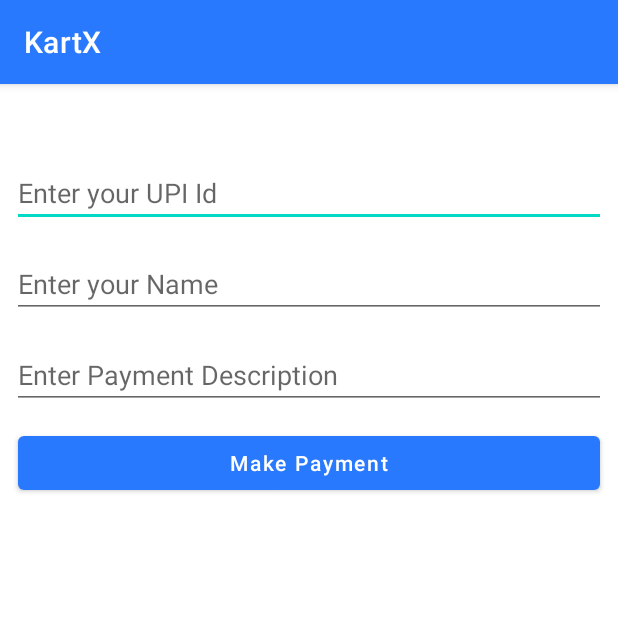
After one commit to vamseevk2001/Kart-X, an Android app: the Payments screen opened directly, with no data from a screen before it, on a phone screen of 412 x 824 dp, the top half of it. The commit adds this screen. Run offline under Robolectric (Android 15) with nearby library versions, the phone set to English and light mode, and no system bars; libraries missing offline, so code that uses them is left out: com.shreyaspatil.

Commit message:
Payments added

```diff
--- a/app/build.gradle
+++ b/app/build.gradle
@@ -49,7 +49,7 @@ dependencies {
     implementation 'com.github.denzcoskun:ImageSlideshow:0.0.6'
 
     implementation platform('com.google.firebase:firebase-bom:26.8.0')
-
+    implementation "com.shreyaspatil:EasyUpiPayment:2.0"
     implementation "com.google.firebase:firebase-firestore:11.4.2"
     implementation "com.firebaseui:firebase-ui-auth:3.0.0"
     implementation "com.firebaseui:firebase-ui-firestore:3.0.0"
--- a/app/src/main/AndroidManifest.xml
+++ b/app/src/main/AndroidManifest.xml
@@ -11,23 +11,23 @@
         android:roundIcon="@mipmap/ic_launcher_round"
         android:supportsRtl="true"
         android:theme="@style/Theme.MyApplication">
-        <activity android:name=".splashScreen"
-            android:theme="@style/Theme.AppCompat.DayNight.NoActionBar"
-            >
+        <activity android:name=".Payments"></activity>
+        <activity
+            android:name=".splashScreen"
+            android:theme="@style/Theme.AppCompat.DayNight.NoActionBar">
             <intent-filter>
                 <action android:name="android.intent.action.MAIN" />
+
                 <category android:name="android.intent.category.LAUNCHER" />
             </intent-filter>
         </activity>
         <activity
             android:name=".Item_description"
-            android:theme="@style/Theme.AppCompat.DayNight.NoActionBar"></activity>
+            android:theme="@style/Theme.AppCompat.DayNight.NoActionBar" />
         <activity android:name=".Profile" />
         <activity android:name=".Dashboard" />
         <activity android:name=".cart" />
-        <activity android:name=".MainActivity">
-
-        </activity>
+        <activity android:name=".MainActivity"></activity>
     </application>
 
 </manifest>
--- /dev/null
+++ b/app/src/main/java/com/shapps/myapplication/Payments.java
@@ -0,0 +1,94 @@
+package com.shapps.myapplication;
+
+import androidx.appcompat.app.AppCompatActivity;
+
+import android.os.Bundle;
+import android.text.TextUtils;
+import android.util.Log;
+import android.view.View;
+import android.widget.Button;
+import android.widget.EditText;
+import android.widget.TextView;
+import android.widget.Toast;
+
+import com.shreyaspatil.EasyUpiPayment.EasyUpiPayment;
+import com.shreyaspatil.EasyUpiPayment.listener.PaymentStatusListener;
+import com.shreyaspatil.EasyUpiPayment.model.TransactionDetails;
+
+import java.text.SimpleDateFormat;
+import java.util.Calendar;
+import java.util.Date;
+import java.util.Locale;
+
+public class Payments extends AppCompatActivity {
+    private EditText  upiEdt, nameEdt, descEdt;
+    private TextView transactionDetailsTV,total;
+
+    @Override
+    protected void onCreate(Bundle savedInstanceState) {
+        super.onCreate(savedInstanceState);
+        setContentView(R.layout.activity_payments);
+
+        upiEdt = findViewById(R.id.idEdtUpi);
+        nameEdt = findViewById(R.id.idEdtName);
+        descEdt = findViewById(R.id.idEdtDescription);
+        Button makePaymentBtn = findViewById(R.id.idBtnMakePayment);
+        transactionDetailsTV = findViewById(R.id.idTVTranscationDetails);
+
+        Date c = Calendar.getInstance().getTime();
+        SimpleDateFormat df = new SimpleDateFormat("ddMMyyyyHHmmss", Locale.getDefault());
+        String transcId = df.format(c);
+
+        makePaymentBtn.setOnClickListener(new View.OnClickListener() {
+            @Override
+            public void onClick(View v) {
+                // on below line we are getting data from our edit text.
+                total = findViewById(R.id.total);
+                total.setText("Rs " + CartAdapter.total);
+                String upi = upiEdt.getText().toString();
+                String name = nameEdt.getText().toString();
+                String desc = descEdt.getText().toString();
+                // on below line we are validating our text field.
+                    // if the edit text is not empty then
+                    // we are calling method to make payment.
+                   // makePayment(total, upi, name, desc, transcId);
+
+            }
+        });
+    }
+
+    private void makePayment(String amount, String upi, String name, String desc, String transcationId) {
+        // on below line we are calling an easy payment method and passing
+        // all parameters to it such as upi id,name, description and others.
+        final EasyUpiPayment easyUpiPayment = new EasyUpiPayment.Builder()
+                .with(this)
+                // on below line we are adding upi id.
+                .setPayeeVpa(upi)
+                // on below line we are setting name to which we are making oayment.
+                .setPayeeName(name)
+                // on below line we are passing transaction id.
+                .setTransactionId(transcationId)
+                // on below line we are passing transaction ref id.
+                .setTransactionRefId(transcationId)
+                // on below line we are adding description to payment.
+                .setDescription(desc)
+                // on below line we are passing amount which is being paid.
+                .setAmount(amount)
+                // on below line we are calling a build method to build this ui.
+                .build();
+        // on below line we are calling a start
+        // payment method to start a payment.
+        easyUpiPayment.startPayment();
+        // on below line we are calling a set payment
+        // status listener method to call other payment methods.
+        easyUpiPayment.setPaymentStatusListener((PaymentStatusListener) this);
+    }
+    public void onTransactionCompleted(TransactionDetails transactionDetails) {
+        // on below line we are getting details about transaction when completed.
+        String transcDetails = transactionDetails.getStatus().toString() + "\n" + "Transaction ID : " + transactionDetails.getTransactionId();
+        transactionDetailsTV.setVisibility(View.VISIBLE);
+        // on below line we are setting details to our text view.
+        transactionDetailsTV.setText(transcDetails);
+    }
+
+    }
--- a/app/src/main/java/com/shapps/myapplication/cart.java
+++ b/app/src/main/java/com/shapps/myapplication/cart.java
@@ -6,7 +6,9 @@ import androidx.recyclerview.widget.GridLayoutManager;
 import androidx.recyclerview.widget.LinearLayoutManager;
 import androidx.recyclerview.widget.RecyclerView;
 
+import android.content.Intent;
 import android.os.Bundle;
+import android.view.View;
 import android.widget.TextView;
 
 import com.firebase.ui.database.FirebaseRecyclerOptions;
@@ -65,4 +67,10 @@ public class cart extends AppCompatActivity {
         super.onStop();
         adapter.stopListening();
     }
+
+    public void proceedPay(View view) {
+        Intent intent = new Intent(this,Payments.class);
+        startActivity(intent);
+        finish();
+    }
 }
--- a/app/src/main/res/layout/activity_cart.xml
+++ b/app/src/main/res/layout/activity_cart.xml
@@ -10,9 +10,11 @@
         android:id="@+id/pay_button"
         android:layout_width="0dp"
         android:layout_height="wrap_content"
+        android:layout_margin="20dp"
+        android:onClick="proceedPay"
         android:text="Proceed to Pay"
-        android:layout_margin="20dp"
         app:layout_constraintBottom_toBottomOf="parent"
+
         app:layout_constraintEnd_toEndOf="parent"
         app:layout_constraintStart_toStartOf="parent"
         app:layout_constraintTop_toBottomOf="@id/orders" />
--- /dev/null
+++ b/app/src/main/res/layout/activity_payments.xml
@@ -0,0 +1,81 @@
+<?xml version="1.0" encoding="utf-8"?>
+<RelativeLayout
+    xmlns:android="http://schemas.android.com/apk/res/android"
+    xmlns:tools="http://schemas.android.com/tools"
+    android:layout_width="match_parent"
+    android:layout_height="match_parent"
+    android:orientation="vertical"
+    tools:context=".MainActivity">
+
+    <!--edit text for entering amount to be paid-->
+    <TextView
+        android:id="@+id/total"
+        android:layout_width="match_parent"
+        android:layout_height="wrap_content"
+        android:layout_marginStart="8dp"
+        android:layout_marginTop="15dp"
+        android:layout_marginEnd="8dp"
+        android:inputType="numberDecimal" />
+
+    <!--edit text for entering the upi id
+        to which we have to make payment-->
+    <EditText
+        android:id="@+id/idEdtUpi"
+        android:layout_width="match_parent"
+        android:layout_height="wrap_content"
+        android:layout_below="@id/total"
+        android:layout_marginStart="8dp"
+        android:layout_marginTop="15dp"
+        android:layout_marginEnd="8dp"
+        android:hint="Enter your UPI Id"
+        android:inputType="text" />
+
+    <!--edit text for adding the name of the
+        user whom we have to make payment-->
+    <EditText
+        android:id="@+id/idEdtName"
+        android:layout_width="match_parent"
+        android:layout_height="wrap_content"
+        android:layout_below="@id/idEdtUpi"
+        android:layout_marginStart="8dp"
+        android:layout_marginTop="15dp"
+        android:layout_marginEnd="8dp"
+        android:hint="Enter your Name"
+        android:inputType="text" />
+
+    <!--edit text for adding the description for
+        the payment which we are making-->
+    <EditText
+        android:id="@+id/idEdtDescription"
+        android:layout_width="match_parent"
+        android:layout_height="wrap_content"
+        android:layout_below="@id/idEdtName"
+        android:layout_marginStart="8dp"
+        android:layout_marginTop="15dp"
+        android:layout_marginEnd="8dp"
+        android:hint="Enter Payment Description"
+        android:inputType="text" />
+
+    <!--button for making a payment-->
+    <Button
+        android:id="@+id/idBtnMakePayment"
+        android:layout_width="match_parent"
+        android:layout_height="wrap_content"
+        android:layout_below="@id/idEdtDescription"
+        android:layout_margin="12dp"
+        android:text="Make Payment"
+        android:textAllCaps="false" />
+
+    <!--text view for displaying transaction status-->
+    <TextView
+        android:id="@+id/idTVTranscationDetails"
+        android:layout_width="match_parent"
+        android:layout_height="wrap_content"
+        android:layout_below="@id/idBtnMakePayment"
+        android:layout_marginTop="30dp"
+        android:text="Transcation Details"
+        android:textAlignment="center"
+        android:textColor="@color/purple_700"
+        android:visibility="gone" />
+
+</RelativeLayout>
--- a/build.gradle
+++ b/build.gradle
@@ -6,7 +6,7 @@ buildscript {
 
     }
     dependencies {
-        classpath 'com.android.tools.build:gradle:4.2.0'
+        classpath 'com.android.tools.build:gradle:4.2.1'
         classpath 'com.google.gms:google-services:4.3.5'
 
         // NOTE: Do not place your application dependencies here; they belong
```
